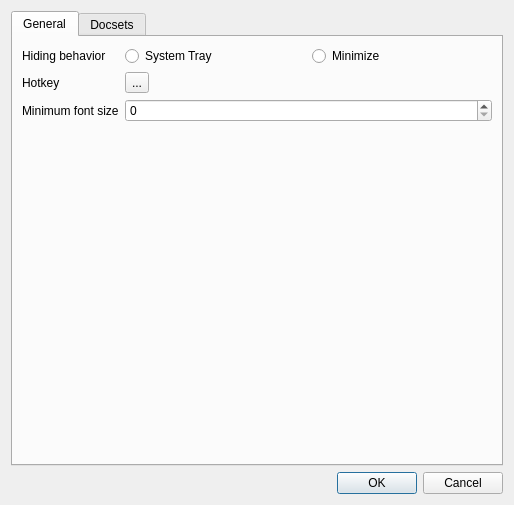
Qt form zeal/zealsettingsdialog.ui (zealdocs/zeal) before a commit.
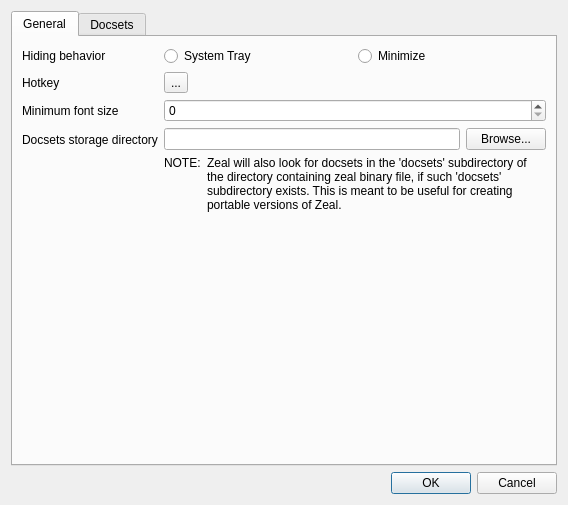
The same form after that commit. Custom widgets are drawn as their Qt base class.

Commit message: Support for custom docset directory, and docset subdir in zeal binary dir (#37)

```diff
--- a/zeal/zealsettingsdialog.ui
+++ b/zeal/zealsettingsdialog.ui
@@ -6,7 +6,7 @@
    <rect>
     <x>0</x>
     <y>0</y>
-    <width>459</width>
+    <width>568</width>
     <height>505</height>
    </rect>
   </property>
@@ -81,6 +81,58 @@
            </item>
           </layout>
          </item>
+         <item row="4" column="0">
+          <widget class="QLabel" name="label_5">
+           <property name="text">
+            <string>Docsets storage directory</string>
+           </property>
+          </widget>
+         </item>
+         <item row="4" column="1">
+          <layout class="QVBoxLayout" name="verticalLayout_4">
+           <item>
+            <layout class="QHBoxLayout" name="horizontalLayout_3">
+             <item>
+              <widget class="QLineEdit" name="storageEdit"/>
+             </item>
+             <item>
+              <widget class="QPushButton" name="storageButton">
+               <property name="text">
+                <string>Browse...</string>
+               </property>
+              </widget>
+             </item>
+            </layout>
+           </item>
+           <item>
+            <layout class="QHBoxLayout" name="horizontalLayout_4" stretch="0,1">
+             <item>
+              <widget class="QLabel" name="label_7">
+               <property name="text">
+                <string>NOTE:</string>
+               </property>
+               <property name="alignment">
+                <set>Qt::AlignLeading|Qt::AlignLeft|Qt::AlignTop</set>
+               </property>
+              </widget>
+             </item>
+             <item>
+              <widget class="QLabel" name="label_6">
+               <property name="text">
+                <string>&lt;html&gt;&lt;head/&gt;&lt;body&gt;&lt;p&gt;Zeal will also look for docsets in the 'docsets' subdirectory of the directory containing zeal binary file, if such 'docsets' subdirectory exists. This is meant to be useful for creating portable versions of Zeal.&lt;/p&gt;&lt;/body&gt;&lt;/html&gt;</string>
+               </property>
+               <property name="scaledContents">
+                <bool>false</bool>
+               </property>
+               <property name="wordWrap">
+                <bool>true</bool>
+               </property>
+              </widget>
+             </item>
+            </layout>
+           </item>
+          </layout>
+         </item>
         </layout>
        </item>
       </layout>
```
The commit also changes 3 other files.
